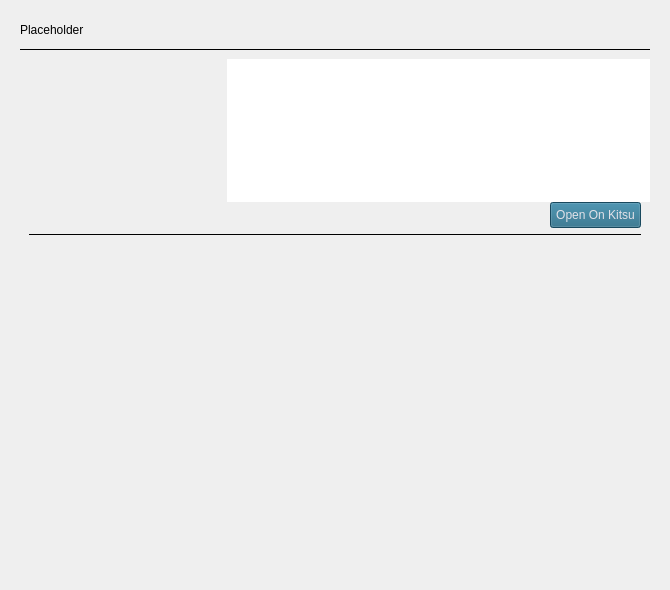
This is src/ui/components/forms/task_details_form.ui in rithikN/pipeline_app as Qt 5 draws it before an edit. The edited form follows.
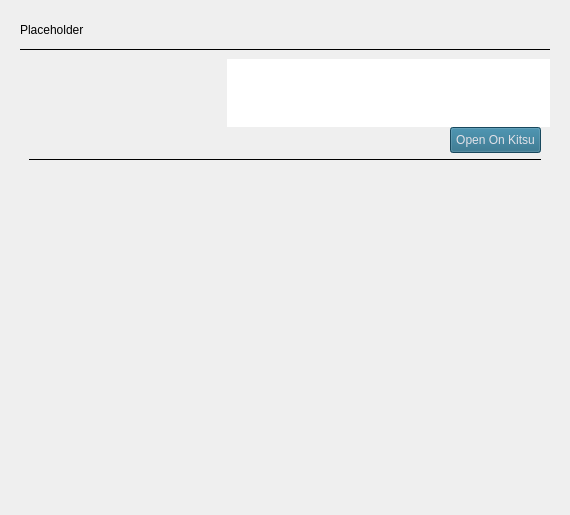
This is the edited form.

What changed in the file:
```diff
--- a/src/ui/components/forms/task_details_form.ui
+++ b/src/ui/components/forms/task_details_form.ui
@@ -6,8 +6,8 @@
    <rect>
     <x>0</x>
     <y>0</y>
-    <width>670</width>
-    <height>590</height>
+    <width>570</width>
+    <height>390</height>
    </rect>
   </property>
   <property name="sizePolicy">
@@ -18,7 +18,7 @@
   </property>
   <property name="minimumSize">
    <size>
-    <width>670</width>
+    <width>570</width>
     <height>0</height>
    </size>
   </property>
```
Left out of the diff: 44 changed lines with no effect on the pictures.
